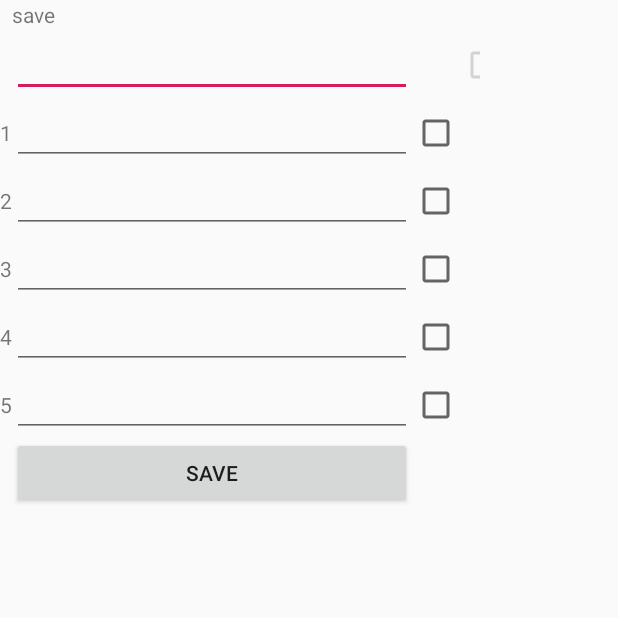
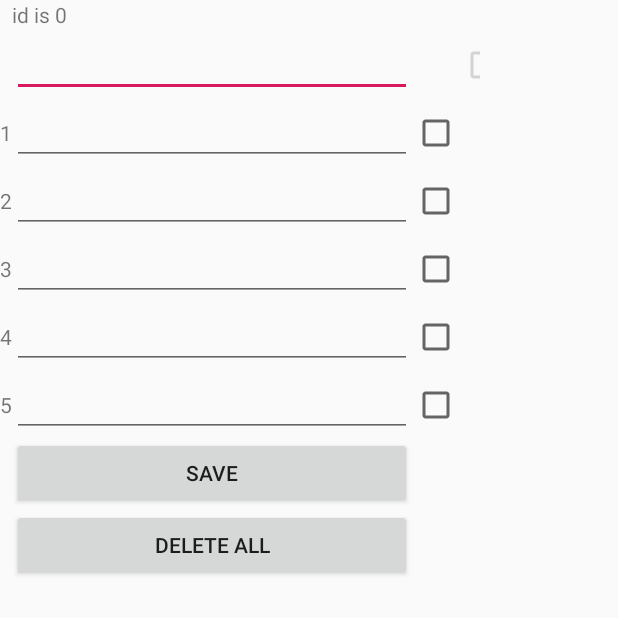
Before and after one commit to geekgirlwisdom/lasalle, an Android app: the DataEntryScreen screen opened directly, with no data from a screen before it, after a tap on "SAVE", on a phone screen of 412 x 824 dp, the top half of it. Run offline under Robolectric (Android 15) with nearby library versions, the phone set to English and light mode, and no system bars.

Commit message:
updated code - dataentry

```diff
--- a/app/src/main/java/com/scheduler/DataEntryScreen.java
+++ b/app/src/main/java/com/scheduler/DataEntryScreen.java
@@ -16,6 +16,7 @@ import java.io.*;
 
 public class DataEntryScreen extends  Activity implements View.OnClickListener {
     Button btnSave;
+    Button btnDelete;
     TaskDBAdapter db;
     long parentid=0;
     TextView txtView  ;
@@ -31,6 +32,9 @@ public class DataEntryScreen extends  Activity implements View.OnClickListener {
             db = new TaskDBAdapter(this);
             btnSave = (Button)findViewById(R.id.btnSave);
             btnSave.setOnClickListener(  this);
+            btnDelete = (Button)findViewById(R.id.btnDelete);
+            btnDelete.setOnClickListener(  this);
+
             txtView = (TextView)findViewById(R.id.txtView);
             String destPath = "/data/data/" + getPackageName() +   "/databases";
             File f = new File(destPath);
@@ -44,12 +48,11 @@ public class DataEntryScreen extends  Activity implements View.OnClickListener {
             alert("starting");
             Toast.makeText(this,"hh",Toast.LENGTH_LONG);
 
-            Cursor c = db.getAllData();
+            Cursor c = db.getAllTasks(0);//db.getAllData();
             int ii=0;
             if (c.moveToFirst())
             {
                 do {
-                    alert("starting the stuff" +ii);
                     DisplayTask(c,ii);
                     ii++;
                 } while (c.moveToNext());
@@ -81,11 +84,12 @@ public class DataEntryScreen extends  Activity implements View.OnClickListener {
             cb_task = (CheckBox)findViewById( getResources().getIdentifier(  "cb_task"+i, "id", getPackageName())  );
             taskname = c.getString(c.getColumnIndex("taskname"))  ;
 
-                    alert(taskname + " task , ctr: " + i + ", tot cursor count " + c.getCount());
+                   // alert(taskname + " task , ctr: " + i + ", tot cursor count " + c.getCount());
             if (  taskname != null &&  taskname != "" )
             {
                 txt_task.setText(c.getString(2));
                 id_task.setText(c.getInt(0));
+                alert(Integer.toString(c.getInt(0))  );
                 cb_task.setText( c.getInt(c.getColumnIndex("completed_bool")) );
                 if (  i==0)
                     parentid=c.getInt(0);
@@ -105,11 +109,14 @@ public class DataEntryScreen extends  Activity implements View.OnClickListener {
             switch (view.getId())
             {
                 case R.id.btnSave:
-                     for (int i=0;  i <=6; i++) {
+                     for (int i=0;  i <=5; i++) {
                          alert("save " + i);
                          save(  i);
                      }
                     break;
+                case R.id.btnDelete:
+                        db.deleteAllTasks();
+                     break;
                 case R.id.btn_data_entry:
                     //showDataEntry(view);
                     break;
@@ -151,49 +158,53 @@ public class DataEntryScreen extends  Activity implements View.OnClickListener {
         CheckBox cb_task;
         long id=0;
 
-        txt_task = (EditText)findViewById( getResources().getIdentifier(  "txt_task"+i, "id", getPackageName())  );
-        id_task = (TextView)findViewById( getResources().getIdentifier(  "id_task"+i, "id", getPackageName())  );
-        cb_task = (CheckBox)findViewById( getResources().getIdentifier(  "cb_task"+i, "id", getPackageName())  );
+        try
+        {
+            txt_task = (EditText) findViewById(getResources().getIdentifier("txt_task" + i, "id", getPackageName()));
+            id_task = (TextView) findViewById(getResources().getIdentifier("id_task" + i, "id", getPackageName()));
+            cb_task = (CheckBox) findViewById(getResources().getIdentifier("cb_task" + i, "id", getPackageName()));
 
-        if (!isEmpty(id_task))
-            id = Long.valueOf(id_task.getText().toString());
+            if (isEmpty(txt_task))
+                alert("Please complete the goal at line " + i);
+            else
+                {
+                    if (!isEmpty(id_task))
+                        id = Long.valueOf(id_task.getText().toString());
 
-        if (i== 0)
-        {
-            if (isEmpty(txt_task)  )
-                Toast.makeText(this, "Please complete the overarching goal", Toast.LENGTH_SHORT);
-            else
-            {
-                if (isEmpty(id_task))
-                {
-                    id = db.insertTask(00, txt_task.getText().toString(), "","",0  );
-                    id_task.setText((int)id);
-                    parentid=id;
+                    alert("id is " + id);
+                if (i == 0) {
+
+
+                    if (isEmpty(id_task)) {
+                        id = db.insertTask(00, txt_task.getText().toString(), "", "",  Integer.valueOf(cb_task.getText().toString()));
+                        id_task.setText((int) id);
+                        parentid = id;
+                    } else
+                        db.update(parentid, 00, txt_task.getText().toString(), "", "",  Integer.valueOf(cb_task.getText().toString()));
+
+
+                } else {
+                  /*  if (isEmpty(txt_task) && (!isEmpty(id_task))) {
+                        db.deleteTask(Long.valueOf(id_task.getText().toString()));
+                        id_task.setText("");
+                    } */
+                    if (!isEmpty(txt_task) && (isEmpty(id_task))) {
+                        id = db.insertTask(parentid, txt_task.getText().toString(), "", "", Integer.valueOf(cb_task.getText().toString()));
+                        id_task.setText((int) id);
+                    }
+                    if (!isEmpty(txt_task) && (!isEmpty(id_task))) {
+                        db.update(id, parentid, txt_task.getText().toString(), "", "",  Integer.valueOf(cb_task.getText().toString()));
+                    }
+
                 }
-                else
-                     db.update(parentid,00,txt_task.getText().toString(),"","",0);
-
+                    alert("saved");
             }
         }
-        else
+        catch(Exception e)
         {
-            if (isEmpty(txt_task) && (!isEmpty(id_task)))
-            {
-                db.deleteTask(Long.valueOf(id_task.getText().toString()));
-                id_task.setText("");
-            }
-            if (!isEmpty(txt_task) && (isEmpty(id_task)))
-            {
-                id = db.insertTask(parentid, txt_task.getText().toString(), "","", Integer.valueOf(cb_task.getText().toString()  ));
-                id_task.setText((int)id);
-            }
-            if (!isEmpty(txt_task) && (!isEmpty(id_task)))
-            {
-                db.update(id,parentid,txt_task.getText().toString(),"","",0);
-            }
-            alert("updated");
+            Log.d("dataentry",e.getMessage());
+            e.printStackTrace();
         }
-     alert("save");
      }
      public void alert(String msg)
      {
--- a/app/src/main/res/layout/dataentryscreen.xml
+++ b/app/src/main/res/layout/dataentryscreen.xml
@@ -20,7 +20,7 @@
         android:layout_height="wrap_content"
         />
 
-        <TextView android:visibility="invisible" android:id="@+id/id_task0" />
+        <TextView android:id="@+id/id_task0"  android:width="5px"  android:layout_column="3" />
         <CheckBox android:width="20px"  android:id="@+id/cb_task0" android:enabled="false"  android:layout_column="3" />
         <!--
         <EditText  android:id="@+id/dte_expectedDate"  android:inputType="date"    android:layout_column="3" />
@@ -29,10 +29,10 @@
 
     <TableRow>
     <!-- 1 -->
-    <TextView  android:id="@+id/lbl_task"   android:text="1"    android:layout_column="1" />
+    <TextView  android:id="@+id/lbl_task"   android:text="1"    android:layout_column="1"  />
           <EditText android:id="@+id/txt_task1"  android:inputType="text"  android:width="400px" android:layout_column="2"    />
         <CheckBox  android:layout_width="wrap_content"   android:layout_height="wrap_content" android:id="@+id/cb_task1"  android:layout_column="3" />
-        <TextView android:visibility="invisible" android:id="@+id/id_task1" />
+        <TextView  android:id="@+id/id_task1"   android:width="5px"  android:layout_column="3"  />
     </TableRow>
 
     <!-- 2 -->
@@ -90,4 +90,11 @@
             android:text="Save" android:layout_column="2"
             />
     </TableRow>
+    <TableRow>
+        <Button
+            android:id="@+id/btnDelete"
+            android:onClick="delete"
+            android:text="Delete All" android:layout_column="2"
+            />
+    </TableRow>
 </TableLayout>
```
Also changed, not shown: app/src/main/java/com/scheduler/db/TaskDBAdapter.java (+13 -4 lines).
